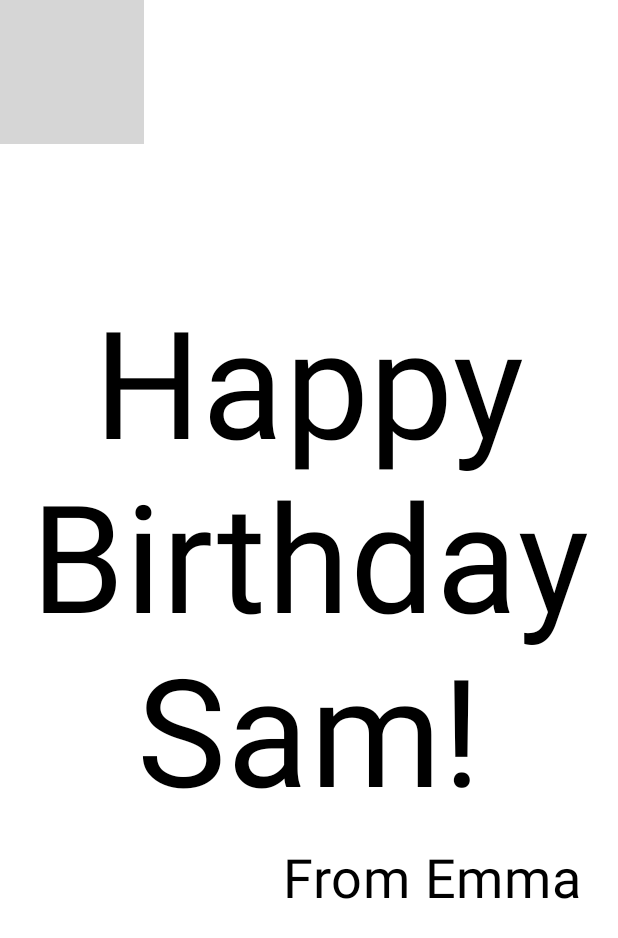
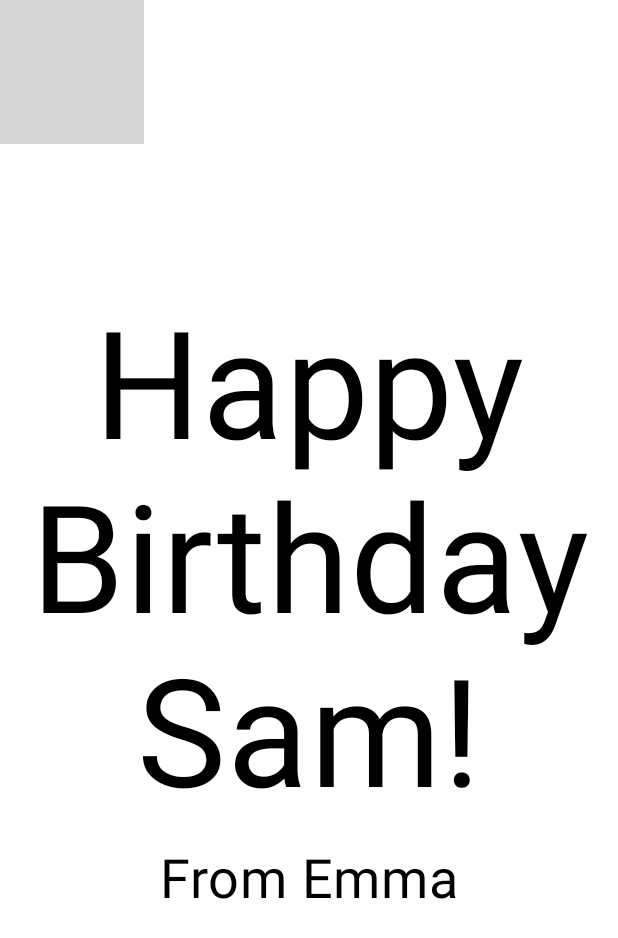
Before and after one commit to samfreitasxs/Project-Mobile, an Android app built with Jetpack Compose: the @Preview function BirthdayCardPreview, on a phone screen of 412 x 824 dp. Shown: the top 938 px of the screen. Run offline under Robolectric (Android 15) with nearby library versions, the phone set to English and light mode, and no system bars; grey boxes are pictures that could not be loaded.

Commit message:
adicionar e organizar suas imagens e outros recursos

```diff
--- a/app/src/main/java/com/sam_app/cartodefelicitaes/MainActivity.kt
+++ b/app/src/main/java/com/sam_app/cartodefelicitaes/MainActivity.kt
@@ -17,6 +17,7 @@ import androidx.compose.ui.Alignment
 import androidx.compose.ui.Modifier
 import androidx.compose.ui.layout.ContentScale
 import androidx.compose.ui.res.painterResource
+import androidx.compose.ui.res.stringResource
 import androidx.compose.ui.text.style.TextAlign
 import androidx.compose.ui.tooling.preview.Preview
 import androidx.compose.ui.unit.dp
@@ -34,8 +35,9 @@ class MainActivity : ComponentActivity() {
                     color = MaterialTheme.colorScheme.background
                 ) {
                     GreetingImage(
-                        message = "Happy Birthday Sam!",
-                        from = "From Emma"
+                        message = stringResource(R.string.happy_birthday_text),
+                        from = "From Emma",
+                        modifier = Modifier.padding(8.dp)
                     )
                 }
             }
@@ -59,7 +61,7 @@ fun GreetingText(message: String, from: String, modifier: Modifier = Modifier) {
         fontSize = 36.sp,
         modifier = Modifier
             .padding(16.dp)
-            .align(alignment = Alignment.End)
+            .align(alignment = Alignment.CenterHorizontally)
         )
     }
 }
@@ -78,7 +80,7 @@ fun GreetingImage(message: String, from: String, modifier: Modifier = Modifier)
             from = from,
             modifier = Modifier
                 .fillMaxSize()
-                .padding(8.dp)
+                .padding(9.dp)
         )
     }
 }
@@ -88,7 +90,8 @@ fun GreetingImage(message: String, from: String, modifier: Modifier = Modifier)
 fun BirthdayCardPreview() {
     CartãoDeFelicitaçõesTheme {
         GreetingImage(
-            message = "Happy Birthday Sam!",
-            from = "From Emma")
+            message = stringResource(R.string.happy_birthday_text),
+            from = stringResource(R.string.signature_text)
+        )
     }
 }
--- a/app/src/main/res/values/strings.xml
+++ b/app/src/main/res/values/strings.xml
@@ -1,3 +1,5 @@
 <resources>
     <string name="app_name">Cartão de felicitações</string>
+    <string name="happy_birthday_text">Happy Birthday Sam!</string>
+    <string name="signature_text">From Emma</string>
 </resources>
```
Also changed, not shown: 3 other files.
